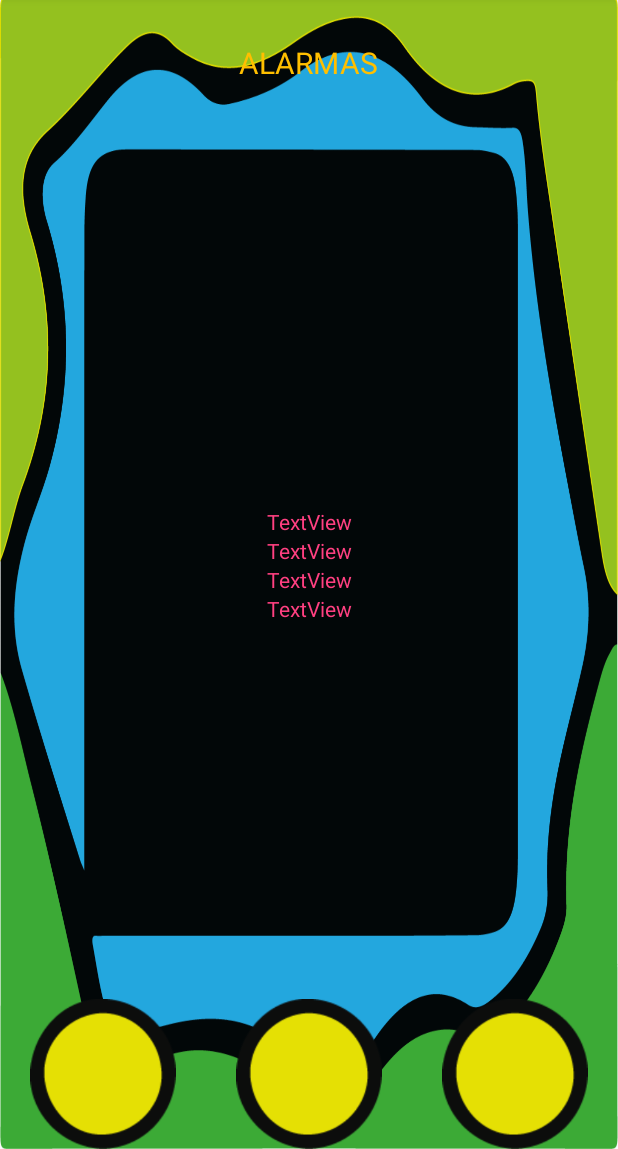
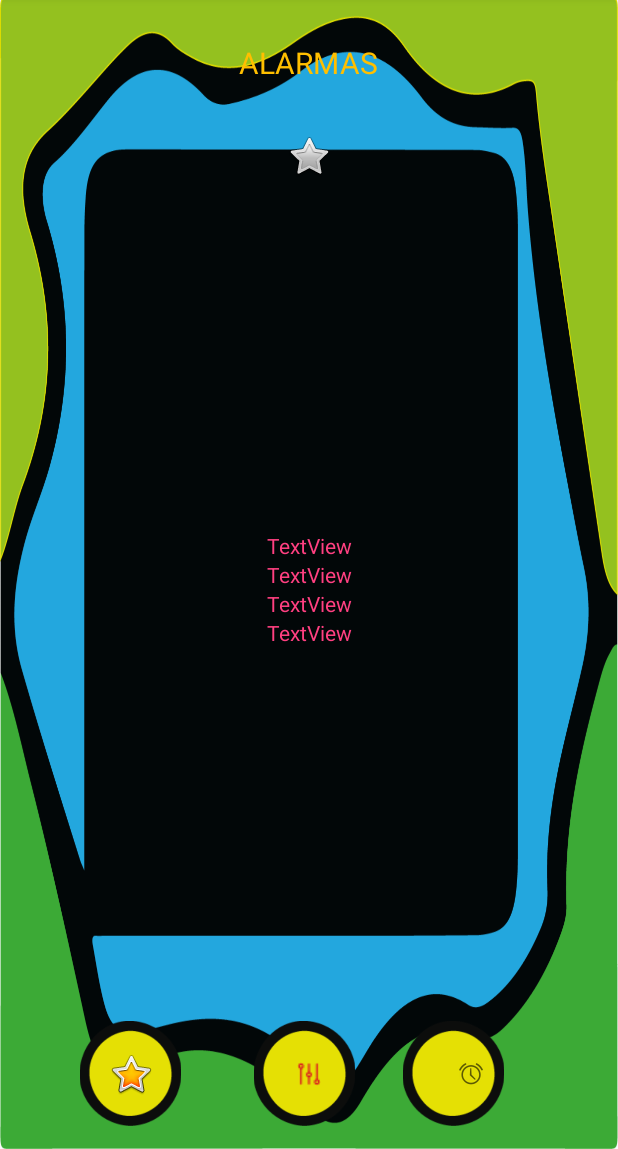
Before and after one commit to Mariapp/Tamagoch, an Android app: the AlarmasActivity screen opened directly, with no data from a screen before it, on a phone screen of 412 x 824 dp, the part 87-1236 px from its top. Run offline under Robolectric (Android 15) with nearby library versions, the phone set to English and light mode, and no system bars.

Commit message:
Ultimas actualizaciones

```diff
--- a/app/src/main/java/Usuario.java
+++ b/app/src/main/java/com/example/didact/tamagochipet/Usuario.java
@@ -1,3 +1,5 @@
+package com.example.didact.tamagochipet;
+
 import android.os.Parcel;
 import android.os.Parcelable;
 
--- a/app/src/main/res/layout/activity_alarmas.xml
+++ b/app/src/main/res/layout/activity_alarmas.xml
@@ -25,6 +25,11 @@
             android:textSize="20dp" />
 
     </LinearLayout>
+
+    <ImageView
+        android:layout_width="match_parent"
+        android:layout_height="wrap_content"
+        app:srcCompat="@android:drawable/btn_star" />
 
     <LinearLayout
         android:layout_width="match_parent"
@@ -72,25 +77,83 @@
         android:layout_height="100dp"
         android:orientation="horizontal">
 
+        <RelativeLayout
+            android:layout_width="match_parent"
+            android:layout_height="match_parent"
+            android:layout_weight="1">
+
             <ImageView
-            android:id="@+id/imageView3"
-            android:layout_width="wrap_content"
-            android:layout_height="wrap_content"
+                android:id="@+id/imageView5"
+                android:layout_width="70dp"
+                android:layout_height="70dp"
+                android:layout_centerVertical="true"
+                android:layout_marginLeft="29dp"
+                android:layout_marginStart="29dp"
+                android:layout_toEndOf="@+id/imageView7"
+                android:layout_toRightOf="@+id/imageView7"
                 android:layout_weight="1"
                 app:srcCompat="@drawable/tamagocgiboton" />
 
             <ImageView
-            android:id="@+id/imageView5"
-            android:layout_width="wrap_content"
-            android:layout_height="wrap_content"
+                android:id="@+id/imageView3"
+                android:layout_width="70dp"
+                android:layout_height="70dp"
+                android:layout_alignParentLeft="true"
+                android:layout_alignParentStart="true"
+                android:layout_alignTop="@+id/imageView7"
+                android:layout_marginLeft="52dp"
+                android:layout_marginStart="52dp"
                 android:layout_weight="1"
                 app:srcCompat="@drawable/tamagocgiboton" />
 
             <ImageView
                 android:id="@+id/imageView7"
+                android:layout_width="70dp"
+                android:layout_height="70dp"
+                android:layout_alignTop="@+id/imageView5"
+                android:layout_marginLeft="46dp"
+                android:layout_marginStart="46dp"
+                android:layout_toEndOf="@+id/imageView3"
+                android:layout_toRightOf="@+id/imageView3"
+                android:layout_weight="1"
+                app:srcCompat="@drawable/tamagocgiboton" />
+
+            <ImageView
+                android:id="@+id/imageView10"
                 android:layout_width="wrap_content"
                 android:layout_height="wrap_content"
-            android:layout_weight="1"
-            app:srcCompat="@drawable/tamagocgiboton" />
+                android:layout_alignLeft="@+id/imageView3"
+                android:layout_alignStart="@+id/imageView3"
+                android:layout_centerVertical="true"
+                android:layout_marginLeft="19dp"
+                android:layout_marginStart="19dp"
+                app:srcCompat="@android:drawable/btn_star_big_on" />
+
+            <ImageView
+                android:id="@+id/imageView11"
+                android:layout_width="wrap_content"
+                android:layout_height="wrap_content"
+                android:layout_alignBottom="@+id/imageView10"
+                android:layout_alignEnd="@+id/imageView7"
+                android:layout_alignRight="@+id/imageView7"
+                android:layout_alignTop="@+id/imageView10"
+                android:layout_marginEnd="24dp"
+                android:layout_marginRight="24dp"
+                app:srcCompat="@drawable/settings" />
+
+            <ImageView
+                android:id="@+id/imageView13"
+                android:layout_width="wrap_content"
+                android:layout_height="wrap_content"
+                android:layout_alignBottom="@+id/imageView11"
+                android:layout_alignEnd="@+id/imageView5"
+                android:layout_alignRight="@+id/imageView5"
+                android:layout_alignTop="@+id/imageView11"
+                android:layout_marginEnd="15dp"
+                android:layout_marginRight="15dp"
+                app:srcCompat="@android:drawable/ic_lock_idle_alarm" />
+
+        </RelativeLayout>
+
     </LinearLayout>
 </LinearLayout>
```
Also changed, not shown: app/src/main/java/com/example/didact/tamagochipet/Loginctivity.java (+92 -3 lines), app/src/main/java/com/example/didact/tamagochipet/Mascota.java (renamed from app/src/main/java/Mascota.java, +11 -9 lines), app/src/main/java/com/example/didact/tamagochipet/RegistroUsuarioActivity.java (+52 -3 lines), app/src/main/res/layout/activity_configuracion_mascotas.xml (+1 -6 lines). Lines whose indentation alone changed are shown as unchanged.
